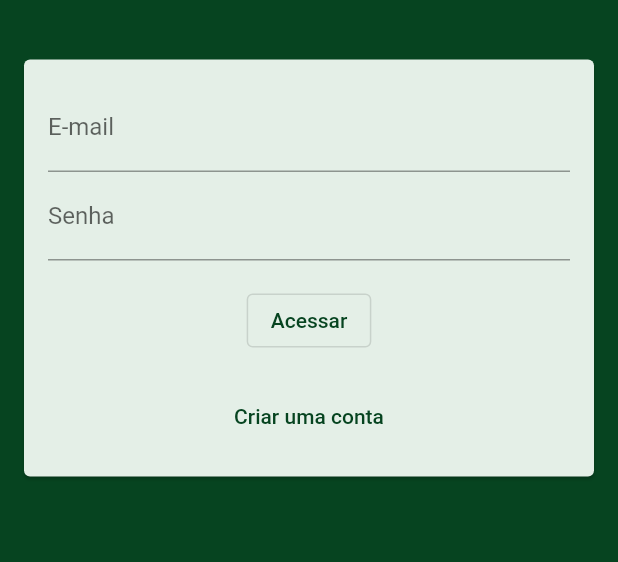
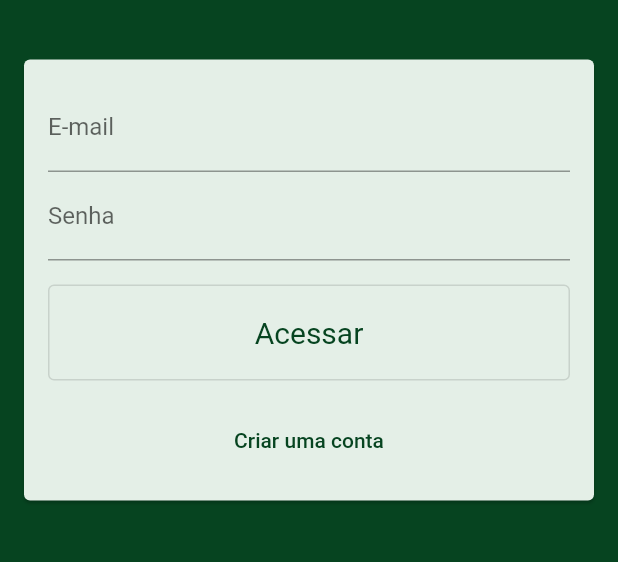
Before and after one commit to jonathastassi/flutter_blog_app, a Flutter app: the screen it shows after launch, on a phone screen of 412 x 824 dp, the part 293-855 px from its top. Run offline on Flutter 3.47's test engine with Material 2 defaults, Android fonts, the phone set to English and light mode, and no system bars; our stand-ins replace dartz, equatable, faker, flutter_bloc, flutter_modular, flutter_secure_storage.

Commit message:
Fix theme

```diff
--- a/lib/src/app/theme/app_theme.dart
+++ b/lib/src/app/theme/app_theme.dart
@@ -11,13 +11,22 @@ final theme = ThemeData(
   // colorScheme: const ColorScheme.light(secondary: Color(0xFF009688)),
   scaffoldBackgroundColor: const Color(0xFFFDFAF6),
   progressIndicatorTheme: const ProgressIndicatorThemeData(
-    color: Color(0xFFFDFAF6),
+    color: Color(0xFF064420),
   ),
   // inputDecorationTheme: InputDecorationTheme(
   // border: OutlineInputBorder(
   // borderRadius: BorderRadius.circular(8),
   // ),
   // ),
+  outlinedButtonTheme: OutlinedButtonThemeData(
+    style: OutlinedButton.styleFrom(
+      minimumSize: const Size.fromHeight(64),
+      primary: const Color(0xFF064420),
+      textStyle: const TextStyle(
+        fontSize: 20,
+      ),
+    ),
+  ),
   textTheme: const TextTheme(
     headline1: TextStyle(fontSize: 40.0, fontWeight: FontWeight.bold),
     headline2: TextStyle(fontSize: 36.0, fontWeight: FontWeight.bold),
```
